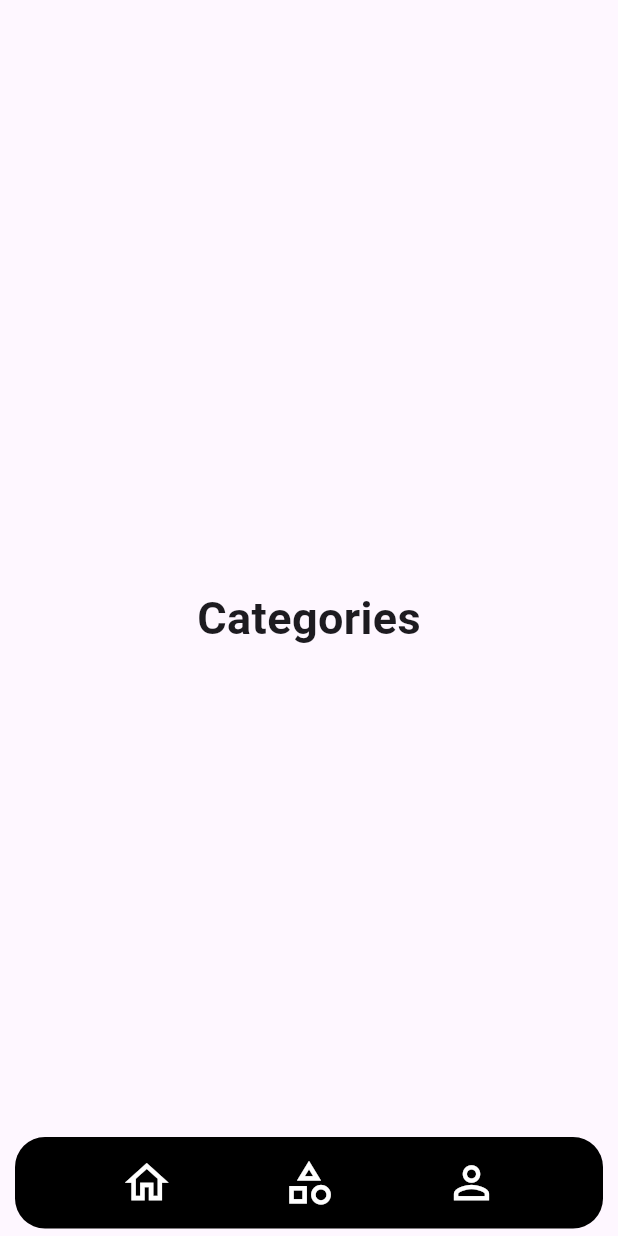
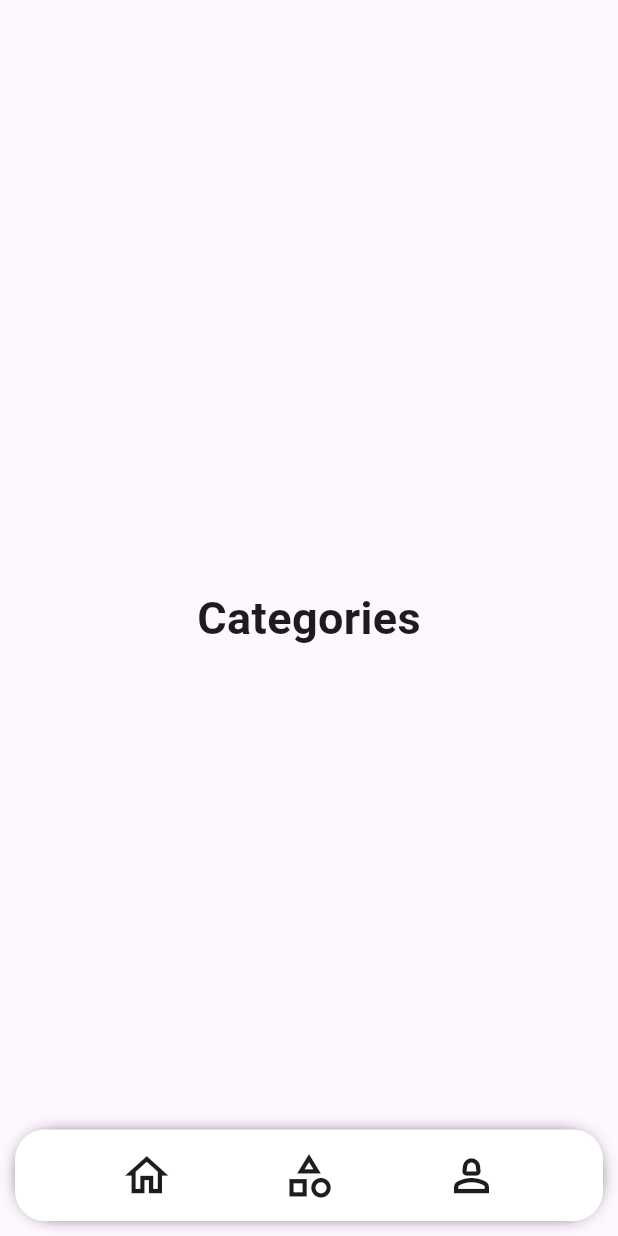
Before and after one commit to Vsjee/flutter_test, a Flutter app: the screen it shows after launch, item 2 of the bottom bar chosen, on a phone screen of 412 x 824 dp. Run offline on Flutter 3.47's test engine with Material 2 defaults, Android fonts, the phone set to English and light mode, and no system bars; our stand-ins replace go_router; network calls fail; statements that could not run were skipped.

Commit message:
style bottom nav

```diff
--- a/lib/shared/widgets/bottom_nav_bar.dart
+++ b/lib/shared/widgets/bottom_nav_bar.dart
@@ -29,12 +29,19 @@ class _BottomNavBarState extends State<BottomNavBar> {
   @override
   Widget build(BuildContext context) {
     return Container(
-        margin: const EdgeInsets.symmetric(horizontal: 10, vertical: 5),
+        margin: const EdgeInsets.symmetric(horizontal: 10, vertical: 10),
         padding: const EdgeInsets.symmetric(horizontal: 5, vertical: 5),
         decoration: BoxDecoration(
-          color: Colors.black,
+            color: const Color.fromARGB(255, 255, 255, 255),
             borderRadius: BorderRadius.circular(20),
+            boxShadow: [
+              BoxShadow(
+                color: const Color(0x00000000).withOpacity(1),
+                offset: const Offset(0, 0),
+                blurRadius: 10,
+                spreadRadius: -5,
               ),
+            ]),
         child: Wrap(
           alignment: WrapAlignment.spaceEvenly,
           children: [
@@ -42,31 +49,37 @@ class _BottomNavBarState extends State<BottomNavBar> {
               onPressed: () {
                 navigate(context, '/');
               },
-              icon: const Icon(Icons.home_outlined),
-              iconSize: 35,
+              icon: Icon(
+                Icons.home_outlined,
+                size: 35,
                 color: _goCurrRoute == '/'
                     ? const Color.fromARGB(255, 115, 0, 255)
-                  : Colors.white,
+                    : const Color.fromARGB(255, 29, 29, 29),
+              ),
             ),
             IconButton(
               onPressed: () {
                 navigate(context, 'categories');
               },
-              icon: const Icon(Icons.category_outlined),
-              iconSize: 35,
+              icon: Icon(
+                Icons.category_outlined,
+                size: 35,
                 color: _goCurrRoute == '/categories'
                     ? const Color.fromARGB(255, 115, 0, 255)
-                  : Colors.white,
+                    : const Color.fromARGB(255, 29, 29, 29),
+              ),
             ),
             IconButton(
               onPressed: () {
                 navigate(context, 'profile');
               },
-              icon: const Icon(Icons.person_outline),
-              iconSize: 35,
+              icon: Icon(
+                Icons.person_2_outlined,
                 color: _goCurrRoute == '/profile'
                     ? const Color.fromARGB(255, 115, 0, 255)
-                  : Colors.white,
+                    : const Color.fromARGB(255, 29, 29, 29),
+                size: 35,
+              ),
             ),
           ],
         ));
```
Lines whose indentation alone changed are shown as unchanged.
